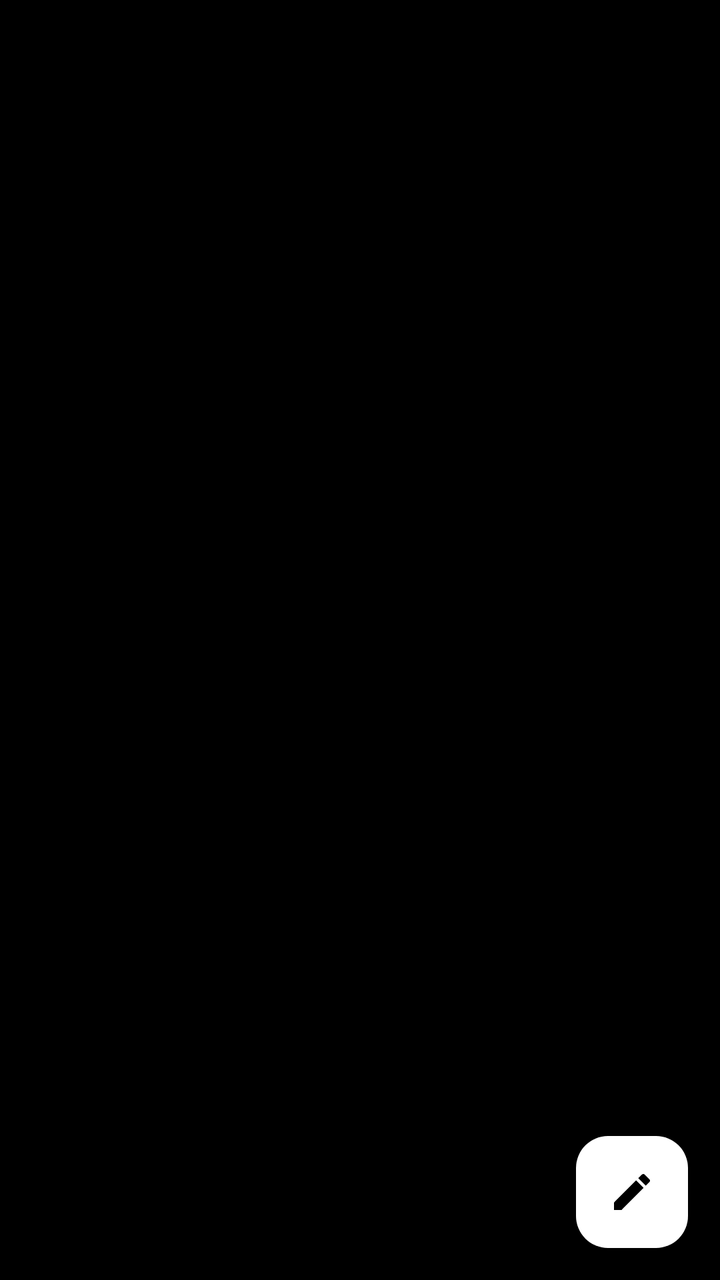
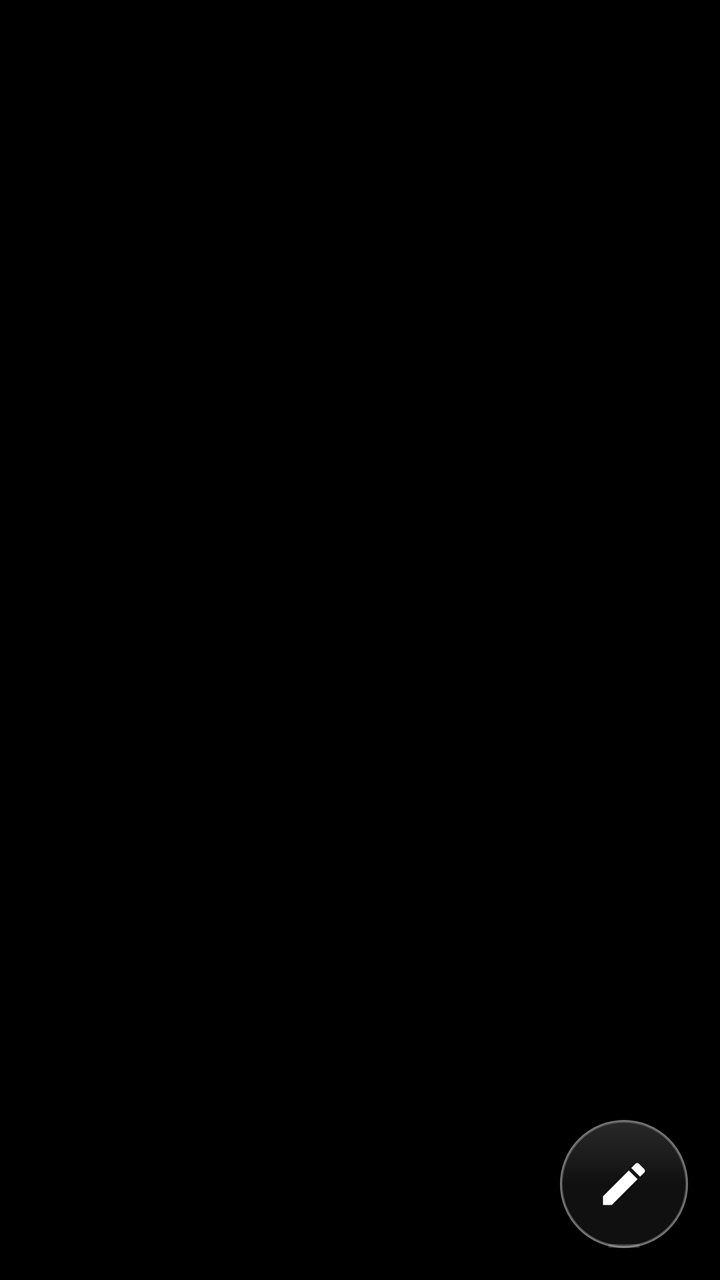

Screens rendered from an Android XML layout before and after an edit, with the pre-edit source and the edit as a unified diff.
<!-- AndroidManifest.xml: application theme Theme.Shitposter -->
<!-- res/layout/fragment_home.xml -->
<?xml version="1.0" encoding="utf-8"?>
<androidx.constraintlayout.widget.ConstraintLayout xmlns:android="http://schemas.android.com/apk/res/android"
    xmlns:app="http://schemas.android.com/apk/res-auto"
    android:layout_width="match_parent"
    android:layout_height="match_parent"
    android:background="@color/black">

    <com.google.android.material.tabs.TabLayout
        android:id="@+id/tabs"
        android:layout_width="0dp"
        android:layout_height="wrap_content"
        android:background="@color/black"
        app:layout_constraintEnd_toEndOf="parent"
        app:layout_constraintStart_toStartOf="parent"
        app:layout_constraintTop_toTopOf="parent"
        app:tabIndicatorColor="@color/white"
        app:tabSelectedTextColor="@color/white"
        app:tabTextColor="#88FFFFFF" />

    <androidx.viewpager2.widget.ViewPager2
        android:id="@+id/pager"
        android:layout_width="0dp"
        android:layout_height="0dp"
        app:layout_constraintBottom_toBottomOf="parent"
        app:layout_constraintEnd_toEndOf="parent"
        app:layout_constraintStart_toStartOf="parent"
        app:layout_constraintTop_toBottomOf="@+id/tabs" />

    <com.google.android.material.floatingactionbutton.FloatingActionButton
        android:id="@+id/fabPost"
        android:layout_width="wrap_content"
        android:layout_height="wrap_content"
        android:layout_margin="16dp"
        android:contentDescription="@string/new_post"
        app:backgroundTint="@color/white"
        app:layout_constraintBottom_toBottomOf="parent"
        app:layout_constraintEnd_toEndOf="parent"
        app:tint="@color/black"
        app:srcCompat="@drawable/ic_compose" />

</androidx.constraintlayout.widget.ConstraintLayout>
<!-- resources referenced by this layout -->
<resources>
  <color name="black">#FF000000</color>
  <color name="white">#FFFFFFFF</color>
  <!-- drawable ic_compose (drawable) -->
  <?xml version="1.0" encoding="utf-8"?>
  <vector xmlns:android="http://schemas.android.com/apk/res/android"
      android:width="24dp"
      android:height="24dp"
      android:viewportWidth="24"
      android:viewportHeight="24">
      <path
          android:fillColor="@android:color/black"
          android:pathData="M3,17.25V21h3.75L17.81,9.94l-3.75,-3.75L3,17.25zM20.71,7.04c0.39,-0.39 0.39,-1.02 0,-1.41l-2.34,-2.34c-0.39,-0.39 -1.02,-0.39 -1.41,0l-1.83,1.83 3.75,3.75 1.83,-1.83z" />
  </vector>
  <string name="new_post">New post</string>
  <style name="Theme.Shitposter" parent="Base.Theme.Shitposter" />
  <style name="Base.Theme.Shitposter" parent="Theme.Material3.DayNight.NoActionBar">
          
          
      </style>
</resources>

<!-- the commit's change to res/layout/fragment_home.xml (unified diff, before → after) -->
@@ -26,16 +26,30 @@
         app:layout_constraintStart_toStartOf="parent"
         app:layout_constraintTop_toBottomOf="@+id/tabs" />
 
-    <com.google.android.material.floatingactionbutton.FloatingActionButton
+    <FrameLayout
         android:id="@+id/fabPost"
-        android:layout_width="wrap_content"
-        android:layout_height="wrap_content"
+        android:layout_width="64dp"
+        android:layout_height="64dp"
         android:layout_margin="16dp"
-        android:contentDescription="@string/new_post"
-        app:backgroundTint="@color/white"
+        android:background="@drawable/bg_liquid_glass"
         app:layout_constraintBottom_toBottomOf="parent"
-        app:layout_constraintEnd_toEndOf="parent"
-        app:tint="@color/black"
-        app:srcCompat="@drawable/ic_compose" />
+        app:layout_constraintEnd_toEndOf="parent">
+
+        <View
+            android:id="@+id/fabShine"
+            android:layout_width="match_parent"
+            android:layout_height="match_parent"
+            android:background="@drawable/bg_gyro_shine_border"
+            android:alpha="0.8" />
+
+        <ImageView
+            android:layout_width="28dp"
+            android:layout_height="28dp"
+            android:layout_gravity="center"
+            android:contentDescription="@string/new_post"
+            android:src="@drawable/ic_compose"
+            app:tint="@color/white" />
+
+    </FrameLayout>
 
 </androidx.constraintlayout.widget.ConstraintLayout>
<!-- resource entries referenced after the edit -->
@@ -2,6 +2,64 @@
 <resources>
   <color name="black">#FF000000</color>
   <color name="white">#FFFFFFFF</color>
+  <!-- drawable bg_gyro_shine_border (drawable) -->
+  <?xml version="1.0" encoding="utf-8"?>
+  <shape xmlns:android="http://schemas.android.com/apk/res/android">
+      
+      <solid android:color="@android:color/transparent" />
+      <stroke
+          android:width="1.5dp"
+          android:color="#00FFFFFF" /> 
+      <corners android:radius="32dp" />
+  </shape>
+  <!-- drawable bg_liquid_glass (drawable) -->
+  <?xml version="1.0" encoding="utf-8"?>
+  <layer-list xmlns:android="http://schemas.android.com/apk/res/android">
+      
+      <item>
+          <shape android:shape="rectangle">
+              <solid android:color="#1AFFFFFF" />
+              <corners android:radius="32dp" />
+              <stroke
+                  android:width="1.2dp"
+                  android:color="#4DFFFFFF" />
+          </shape>
+      </item>
+      
+      
+      <item>
+          <shape android:shape="rectangle">
+              
+              <solid android:color="#66000000" />
+              <corners android:radius="32dp" />
+              
+              <stroke
+                  android:width="1dp"
+                  android:color="#40FFFFFF" />
+          </shape>
+      </item>
+  
+      
+      <item android:bottom="32dp" android:left="1dp" android:right="1dp" android:top="1dp">
+          <shape android:shape="rectangle">
+              <gradient
+                  android:angle="270"
+                  android:endColor="#00FFFFFF"
+                  android:startColor="#1AFFFFFF" />
+              <corners
+                  android:topLeftRadius="31dp"
+                  android:topRightRadius="31dp" />
+          </shape>
+      </item>
+  
+      
+      <item android:top="62dp" android:left="24dp" android:right="24dp" android:bottom="0dp">
+          <shape android:shape="rectangle">
+              <solid android:color="#26FFFFFF" />
+              <corners android:radius="1dp" />
+          </shape>
+      </item>
+  </layer-list>
   <!-- drawable ic_compose (drawable) -->
   <?xml version="1.0" encoding="utf-8"?>
   <vector xmlns:android="http://schemas.android.com/apk/res/android"
